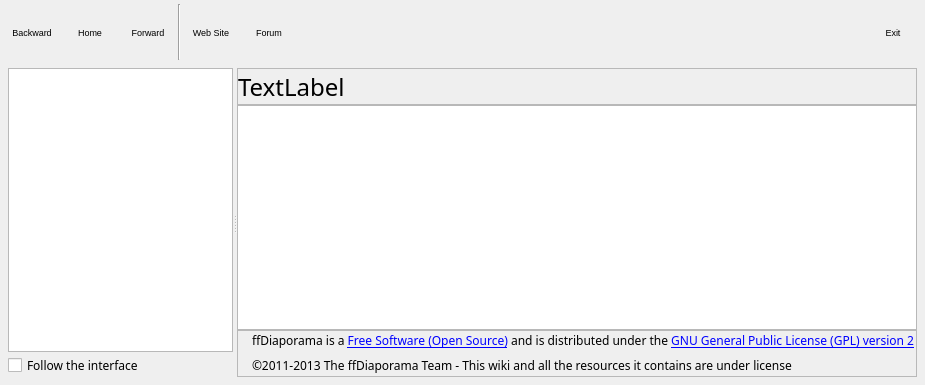
Above: src/ffDiaporama/HelpPopup/HelpPopup.ui from boenki/ffdiaporama before the change. Below: the same form after it.
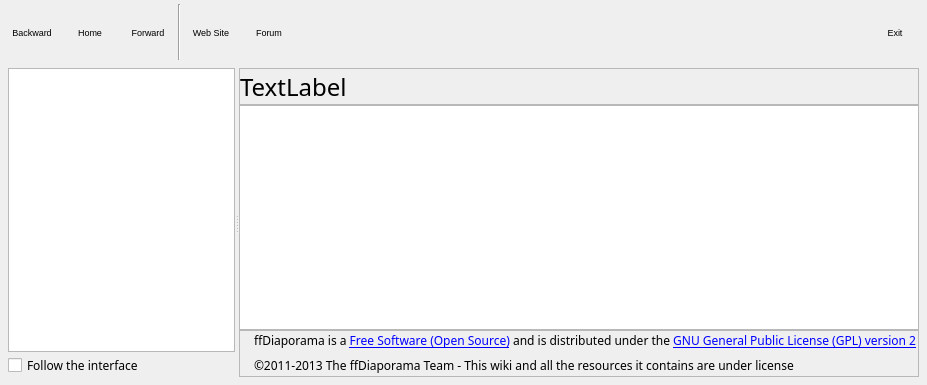
That is the form after the change. Icons and pictures are not drawn. Custom widgets are drawn as their Qt base class.

```diff
--- a/src/ffDiaporama/HelpPopup/HelpPopup.ui
+++ b/src/ffDiaporama/HelpPopup/HelpPopup.ui
@@ -6,7 +6,7 @@
    <rect>
     <x>0</x>
     <y>0</y>
-    <width>925</width>
+    <width>927</width>
     <height>385</height>
    </rect>
   </property>
```
Left out of the diff: 20 changed lines with no effect on the pictures.
